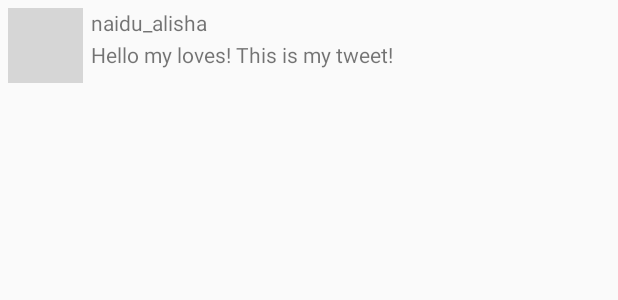
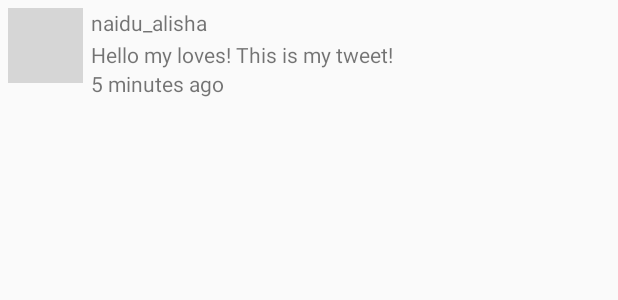
Before and after one commit to alishadnaidu/SimpleTweet, an Android app: the layout item_tweet.xml on its own in the app's theme, with its tools: preview values and no code run, on a phone screen of 412 x 824 dp. Shown: the top 300 px of the screen. Run offline under Robolectric (Android 15) with nearby library versions, the phone set to English and light mode, and no system bars; grey boxes are pictures that could not be loaded.

Commit message:
Display relative timestamp for each tweet

```diff
--- a/app/src/main/java/com/codepath/apps/restclienttemplate/TimelineActivity.java
+++ b/app/src/main/java/com/codepath/apps/restclienttemplate/TimelineActivity.java
@@ -5,6 +5,7 @@ import androidx.recyclerview.widget.LinearLayoutManager;
 import androidx.recyclerview.widget.RecyclerView;
 
 import android.os.Bundle;
+import android.text.format.DateUtils;
 import android.util.Log;
 
 import com.codepath.apps.restclienttemplate.models.Tweet;
@@ -13,8 +14,11 @@ import com.codepath.asynchttpclient.callback.JsonHttpResponseHandler;
 import org.json.JSONArray;
 import org.json.JSONException;
 
+import java.text.ParseException;
+import java.text.SimpleDateFormat;
 import java.util.ArrayList;
 import java.util.List;
+import java.util.Locale;
 
 import okhttp3.Headers;
 
--- a/app/src/main/res/layout/item_tweet.xml
+++ b/app/src/main/res/layout/item_tweet.xml
@@ -36,4 +36,14 @@
         android:layout_toEndOf="@+id/ivProfileImage"
         tools:text="Hello my loves! This is my tweet!" />
 
+    <TextView
+        android:id="@+id/relativeTimestamp"
+        android:layout_width="wrap_content"
+        android:layout_height="wrap_content"
+        android:layout_below="@+id/tvBody"
+        android:layout_marginStart="5dp"
+        android:layout_marginTop="0dp"
+        android:layout_toEndOf="@+id/ivProfileImage"
+        tools:text="5 minutes ago" />
+
 </RelativeLayout>
```
Also changed, not shown: app/src/main/java/com/codepath/apps/restclienttemplate/TweetsAdapter.java (+8 -1 lines), app/src/main/java/com/codepath/apps/restclienttemplate/models/Tweet.java (+27 -1 lines).
